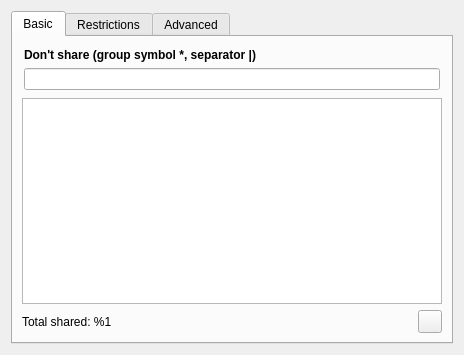
The window that eiskaltdcpp/ui/UISettingsSharing.ui (eiskaltdcpp/eiskaltdcpp) describes before a commit, drawn with Qt 5.
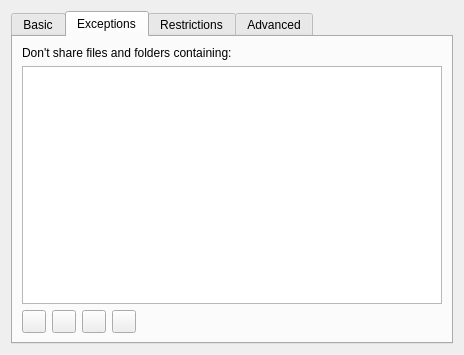
The same window after the commit. The open tabs and pages were chosen to show the change.

What changed in the file:
```diff
--- a/eiskaltdcpp/ui/UISettingsSharing.ui
+++ b/eiskaltdcpp/ui/UISettingsSharing.ui
@@ -27,10 +27,10 @@
        <string>Basic</string>
       </attribute>
       <layout class="QGridLayout" name="gridLayout_3">
-       <item row="1" column="0">
+       <item row="0" column="0">
         <widget class="QTreeView" name="treeView"/>
        </item>
-       <item row="2" column="0">
+       <item row="1" column="0">
         <widget class="QFrame" name="frame_2">
          <property name="frameShape">
           <enum>QFrame::NoFrame</enum>
@@ -59,42 +59,80 @@
          </layout>
         </widget>
        </item>
-       <item row="0" column="0">
-        <widget class="QFrame" name="frame_3">
-         <property name="frameShape">
-          <enum>QFrame::NoFrame</enum>
+      </layout>
+     </widget>
+     <widget class="QWidget" name="tab_4">
+      <attribute name="title">
+       <string>Exceptions</string>
+      </attribute>
+      <layout class="QVBoxLayout" name="verticalLayout_3">
+       <item>
+        <widget class="QLabel" name="label_6">
+         <property name="text">
+          <string>Don't share files and folders containing:</string>
          </property>
-         <property name="frameShadow">
-          <enum>QFrame::Raised</enum>
-         </property>
-         <layout class="QGridLayout" name="gridLayout_6">
-          <property name="margin">
-           <number>2</number>
-          </property>
-          <item row="1" column="0">
-           <widget class="QLineEdit" name="lineEdit_SKIPLIST">
-            <property name="sizePolicy">
-             <sizepolicy hsizetype="Expanding" vsizetype="Minimum">
-              <horstretch>0</horstretch>
-              <verstretch>0</verstretch>
-             </sizepolicy>
-            </property>
-           </widget>
-          </item>
-          <item row="0" column="0">
-           <widget class="QLabel" name="label_6">
-            <property name="text">
-             <string>&lt;!DOCTYPE HTML PUBLIC &quot;-//W3C//DTD HTML 4.0//EN&quot; &quot;http://www.w3.org/TR/REC-html40/strict.dtd&quot;&gt;
-&lt;html&gt;&lt;head&gt;&lt;meta name=&quot;qrichtext&quot; content=&quot;1&quot; /&gt;&lt;style type=&quot;text/css&quot;&gt;
-p, li { white-space: pre-wrap; }
-&lt;/style&gt;&lt;/head&gt;&lt;body style=&quot; font-family:'DejaVu Sans'; font-size:9pt; font-weight:400; font-style:normal;&quot;&gt;
-&lt;p style=&quot; margin-top:0px; margin-bottom:0px; margin-left:0px; margin-right:0px; -qt-block-indent:0; text-indent:0px;&quot;&gt;&lt;span style=&quot; font-weight:600;&quot;&gt;Don't share (group symbol *, separator |)&lt;/span&gt;&lt;/p&gt;&lt;/body&gt;&lt;/html&gt;</string>
-            </property>
-           </widget>
-          </item>
-         </layout>
         </widget>
        </item>
+       <item>
+        <widget class="QListWidget" name="listWidget_SKIPLIST"/>
+       </item>
+       <item>
+        <layout class="QHBoxLayout" name="horizontalLayout">
+         <item>
+          <widget class="QToolButton" name="toolButton_ADD">
+           <property name="toolTip">
+            <string>Add new</string>
+           </property>
+           <property name="text">
+            <string/>
+           </property>
+          </widget>
+         </item>
+         <item>
+          <widget class="QToolButton" name="toolButton_BROWSE">
+           <property name="toolTip">
+            <string>Select and add the directory</string>
+           </property>
+           <property name="text">
+            <string/>
+           </property>
+          </widget>
+         </item>
+         <item>
+          <widget class="QToolButton" name="toolButton_EDIT">
+           <property name="toolTip">
+            <string>Edit</string>
+           </property>
+           <property name="text">
+            <string/>
+           </property>
+          </widget>
+         </item>
+         <item>
+          <widget class="QToolButton" name="toolButton_DELETE">
+           <property name="toolTip">
+            <string>Delete</string>
+           </property>
+           <property name="text">
+            <string/>
+           </property>
+          </widget>
+         </item>
+         <item>
+          <spacer name="horizontalSpacer">
+           <property name="orientation">
+            <enum>Qt::Horizontal</enum>
+           </property>
+           <property name="sizeHint" stdset="0">
+            <size>
+             <width>40</width>
+             <height>20</height>
+            </size>
+           </property>
+          </spacer>
+         </item>
+        </layout>
+       </item>
       </layout>
      </widget>
      <widget class="QWidget" name="tab_2">
```
